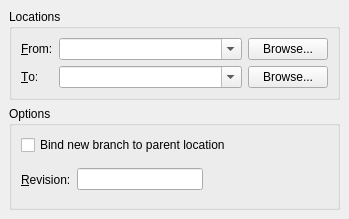
breezy-team/qbrz, file ui/branch.ui: the form before one commit.
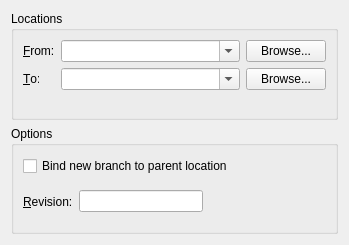
The form after the commit.

Commit message: Fix the combo boxes so that they resize as the window expands.

```diff
--- a/ui/branch.ui
+++ b/ui/branch.ui
@@ -7,22 +7,22 @@
     <x>0</x>
     <y>0</y>
     <width>349</width>
-    <height>207</height>
+    <height>245</height>
    </rect>
   </property>
   <property name="windowTitle">
    <string>Branch</string>
   </property>
   <layout class="QVBoxLayout" name="verticalLayout">
-   <property name="margin">
-    <number>9</number>
-   </property>
    <item>
     <widget class="QGroupBox" name="groupBox">
      <property name="title">
       <string>Locations</string>
      </property>
      <layout class="QFormLayout" name="formLayout">
+      <property name="fieldGrowthPolicy">
+       <enum>QFormLayout::ExpandingFieldsGrow</enum>
+      </property>
       <item row="0" column="0">
        <widget class="QLabel" name="from_label">
         <property name="text">
@@ -34,7 +34,7 @@
        </widget>
       </item>
       <item row="0" column="1">
-       <layout class="QHBoxLayout" name="horizontalLayout_2">
+       <layout class="QHBoxLayout" name="horizontalLayout_2" stretch="1,0">
         <item>
          <widget class="QComboBox" name="from_location">
           <property name="sizePolicy">
@@ -47,7 +47,7 @@
            <bool>true</bool>
           </property>
           <property name="sizeAdjustPolicy">
-           <enum>QComboBox::AdjustToMinimumContentsLength</enum>
+           <enum>QComboBox::AdjustToContents</enum>
           </property>
          </widget>
         </item>
@@ -71,7 +71,7 @@
        </widget>
       </item>
       <item row="1" column="1">
-       <layout class="QHBoxLayout" name="horizontalLayout_3">
+       <layout class="QHBoxLayout" name="horizontalLayout_3" stretch="1,0">
         <item>
          <widget class="QComboBox" name="to_location">
           <property name="sizePolicy">
@@ -84,7 +84,7 @@
            <bool>true</bool>
           </property>
           <property name="sizeAdjustPolicy">
-           <enum>QComboBox::AdjustToMinimumContentsLength</enum>
+           <enum>QComboBox::AdjustToContents</enum>
           </property>
          </widget>
         </item>
```
